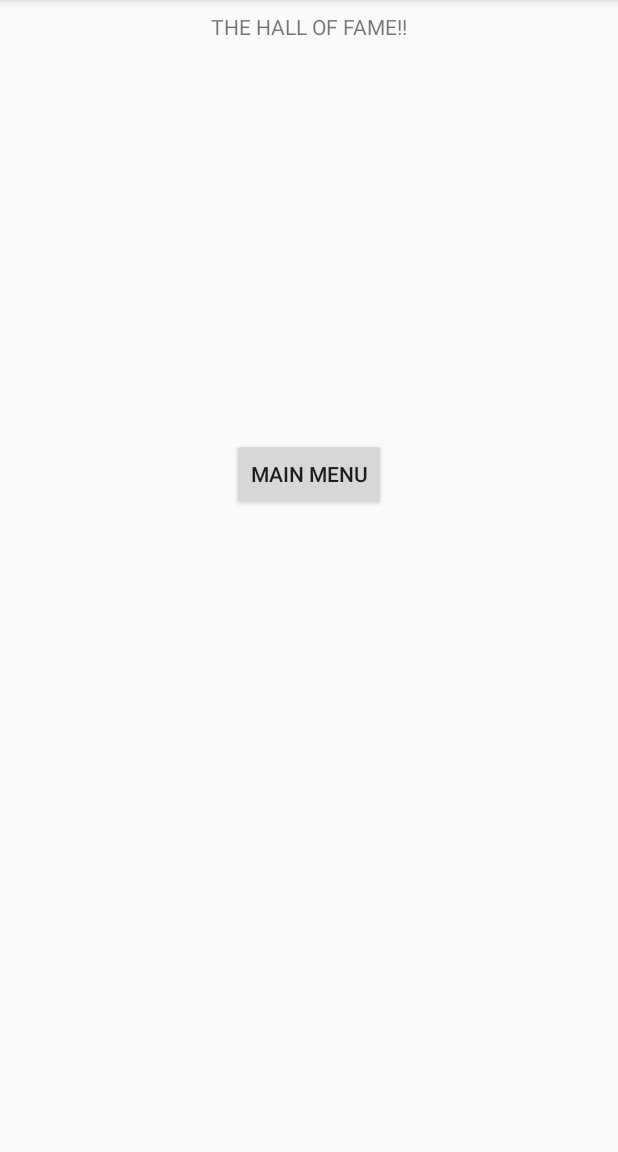
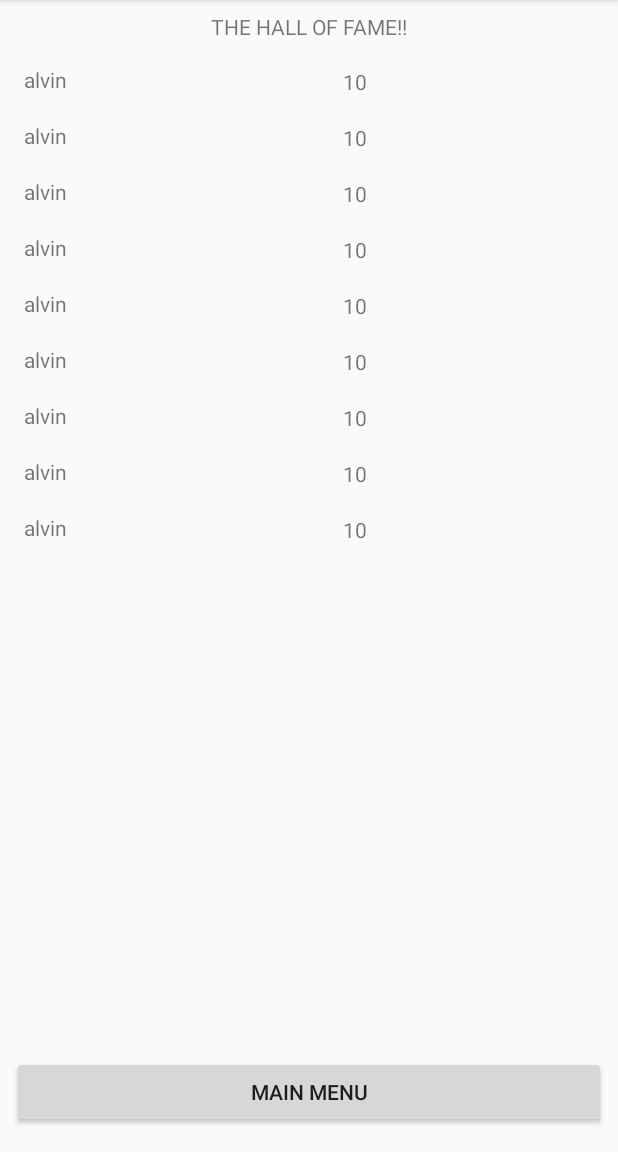
Before and after one commit to PengBanana/The-Incredible-Quiz, an Android app: the screen it shows after launch (hallOfFame), after a tap on "HALL OF FAME", on a phone screen of 412 x 824 dp, the part 84-1236 px from its top. Run offline under Robolectric (Android 15) with nearby library versions, the phone set to English and light mode, and no system bars.

Commit message:
Changes made

```diff
--- a/app/src/main/java/com/example/angelphonzotan/wirtecmp/MainActivity.java
+++ b/app/src/main/java/com/example/angelphonzotan/wirtecmp/MainActivity.java
@@ -92,10 +92,33 @@ public class MainActivity extends AppCompatActivity {
         db.addQuestion(question);
         question = new Question("Boilers","2","Hamsters","Captains","Boilers","God","Is the Titanic run by?");
         db.addQuestion(question);
+        dbuserpopulate();
         //question new Quetion(asdvnbahjdbas)
         //add to databaseq
         //ex:db.addBook(question));
         Log.d("MainActivity","dbManipulate-END");
+    }
+
+    private void dbuserpopulate() {
+        User user;
+        user = new User("alvin", "10");
+        db.addWinner(user);
+        user = new User("alvin", "10");
+        db.addWinner(user);
+        user = new User("alvin", "10");
+        db.addWinner(user);
+        user = new User("alvin", "10");
+        db.addWinner(user);
+        user = new User("alvin", "10");
+        db.addWinner(user);
+        user = new User("alvin", "10");
+        db.addWinner(user);
+        user = new User("alvin", "10");
+        db.addWinner(user);
+        user = new User("alvin", "10");
+        db.addWinner(user);
+        user = new User("alvin", "10");
+        db.addWinner(user);
     }
     /*private final SensorEventListener sensorListener = new SensorEventListener() {
         @Override
--- a/app/src/main/java/com/example/angelphonzotan/wirtecmp/MySQLiteHelper.java
+++ b/app/src/main/java/com/example/angelphonzotan/wirtecmp/MySQLiteHelper.java
@@ -60,7 +60,7 @@ public class MySQLiteHelper extends SQLiteOpenHelper {
         String CREATE_WINNERS_TABLE = "CREATE TABLE Winners ( " +
                 "Winid INTEGER PRIMARY KEY AUTOINCREMENT, " +
                 "Winname TEXT, "+
-                "Windate DATE)";
+                "Windate TEXT)";
 
         // create question table
         db.execSQL(CREATE_QUESTION_TABLE);
--- a/app/src/main/java/com/example/angelphonzotan/wirtecmp/UserAdapter.java
+++ b/app/src/main/java/com/example/angelphonzotan/wirtecmp/UserAdapter.java
@@ -6,14 +6,14 @@ import android.view.View;
 import android.view.ViewGroup;
 import android.widget.TextView;
 
-import java.util.List;
+import java.util.ArrayList;
 
 /**
  * Created by Anjoh on 13/03/2018.
  */
 
 public class UserAdapter extends RecyclerView.Adapter<UserAdapter.MyViewHolder> {
-    private List<User> UserList;
+    private ArrayList<User> UserList;
 
     public class MyViewHolder extends RecyclerView.ViewHolder {
         public TextView name, time;
@@ -26,8 +26,8 @@ public class UserAdapter extends RecyclerView.Adapter<UserAdapter.MyViewHolder>
     }
 
 
-    public UserAdapter(List<User> RestaurantList) {
-        this.UserList = RestaurantList;
+    public UserAdapter(ArrayList<User> UserList) {
+        this.UserList = UserList;
     }
 
     @Override
@@ -40,9 +40,9 @@ public class UserAdapter extends RecyclerView.Adapter<UserAdapter.MyViewHolder>
 
     @Override
     public void onBindViewHolder(MyViewHolder holder, int position) {
-        User restaurant = UserList.get(position);
-        holder.name.setText(restaurant.getName());
-        holder.time.setText(restaurant.getTime());
+        User user = UserList.get(position);
+        holder.name.setText(user.getName());
+        holder.time.setText(user.getTime());
 
     }
 
--- a/app/src/main/java/com/example/angelphonzotan/wirtecmp/hallOfFame.java
+++ b/app/src/main/java/com/example/angelphonzotan/wirtecmp/hallOfFame.java
@@ -19,10 +19,13 @@ public class hallOfFame extends AppCompatActivity {
     private ArrayList<User> UserList = new ArrayList<>();
     private RecyclerView recyclerView;
     private UserAdapter mAdapter;
+    private MySQLiteHelper db = new MySQLiteHelper(this);
 
     protected void onCreate(Bundle savedInstanceState) {
         super.onCreate(savedInstanceState);
         setContentView(R.layout.halloffame);
+        UserList.addAll(db.getAllWinners());
+        //prepareUserData();
         recyclerView = (RecyclerView) findViewById(R.id.winners);
 
         mAdapter = new UserAdapter(UserList);
@@ -38,7 +41,7 @@ public class hallOfFame extends AppCompatActivity {
 
             };
         });
-        prepareUserData();
+
 
     }
 
--- a/app/src/main/res/layout/halloffame.xml
+++ b/app/src/main/res/layout/halloffame.xml
@@ -5,21 +5,54 @@
     android:layout_width="match_parent"
     android:layout_height="match_parent">
 
+    <LinearLayout
+        android:layout_width="match_parent"
+        android:layout_height="match_parent"
+        android:orientation="vertical">
+
         <TextView
             android:id="@+id/textView4"
-        android:layout_width="wrap_content"
+            android:layout_width="match_parent"
             android:layout_height="wrap_content"
             android:layout_marginEnd="8dp"
             android:layout_marginStart="8dp"
             android:layout_marginTop="8dp"
             android:text="THE HALL OF FAME!!"
+            android:textAlignment="center"
             app:layout_constraintEnd_toEndOf="parent"
             app:layout_constraintStart_toStartOf="parent"
             app:layout_constraintTop_toTopOf="parent" />
 
+        <ScrollView
+            android:layout_width="match_parent"
+            android:layout_height="362dp"
+            android:layout_weight="1">
+
+            <LinearLayout
+                android:layout_width="match_parent"
+                android:layout_height="wrap_content"
+                android:orientation="vertical">
+
+                <android.support.v7.widget.RecyclerView
+                    android:id="@+id/winners"
+                    android:layout_width="match_parent"
+                    android:layout_height="wrap_content"
+                    android:layout_marginBottom="8dp"
+                    android:layout_marginEnd="144dp"
+                    android:layout_marginStart="8dp"
+                    android:layout_marginTop="8dp"
+                    app:layout_constraintBottom_toBottomOf="parent"
+                    app:layout_constraintEnd_toEndOf="parent"
+                    app:layout_constraintHorizontal_bias="0.925"
+                    app:layout_constraintStart_toStartOf="parent"
+                    app:layout_constraintTop_toTopOf="parent"
+                    app:layout_constraintVertical_bias="0.166" />
+            </LinearLayout>
+        </ScrollView>
+
         <Button
             android:id="@+id/menu"
-        android:layout_width="wrap_content"
+            android:layout_width="match_parent"
             android:layout_height="wrap_content"
             android:layout_marginBottom="16dp"
             android:layout_marginEnd="8dp"
@@ -33,18 +66,6 @@
             app:layout_constraintTop_toBottomOf="@+id/winners"
             app:layout_constraintVertical_bias="0.0" />
 
-    <android.support.v7.widget.RecyclerView
-        android:id="@+id/winners"
-        android:layout_width="280dp"
-        android:layout_height="181dp"
-        android:layout_marginBottom="8dp"
-        android:layout_marginEnd="144dp"
-        android:layout_marginStart="8dp"
-        android:layout_marginTop="8dp"
-        app:layout_constraintBottom_toBottomOf="parent"
-        app:layout_constraintEnd_toEndOf="parent"
-        app:layout_constraintHorizontal_bias="0.925"
-        app:layout_constraintStart_toStartOf="parent"
-        app:layout_constraintTop_toTopOf="parent"
-        app:layout_constraintVertical_bias="0.166" />
+    </LinearLayout>
+
 </android.support.constraint.ConstraintLayout>
--- a/build.gradle
+++ b/build.gradle
@@ -7,7 +7,7 @@ buildscript {
         jcenter()
     }
     dependencies {
-        classpath 'com.android.tools.build:gradle:3.0.1'
+        classpath 'com.android.tools.build:gradle:3.1.0'
 
 
         // NOTE: Do not place your application dependencies here; they belong
```
Also changed, not shown: gradle/wrapper/gradle-wrapper.properties. Lines whose indentation alone changed are shown as unchanged.
